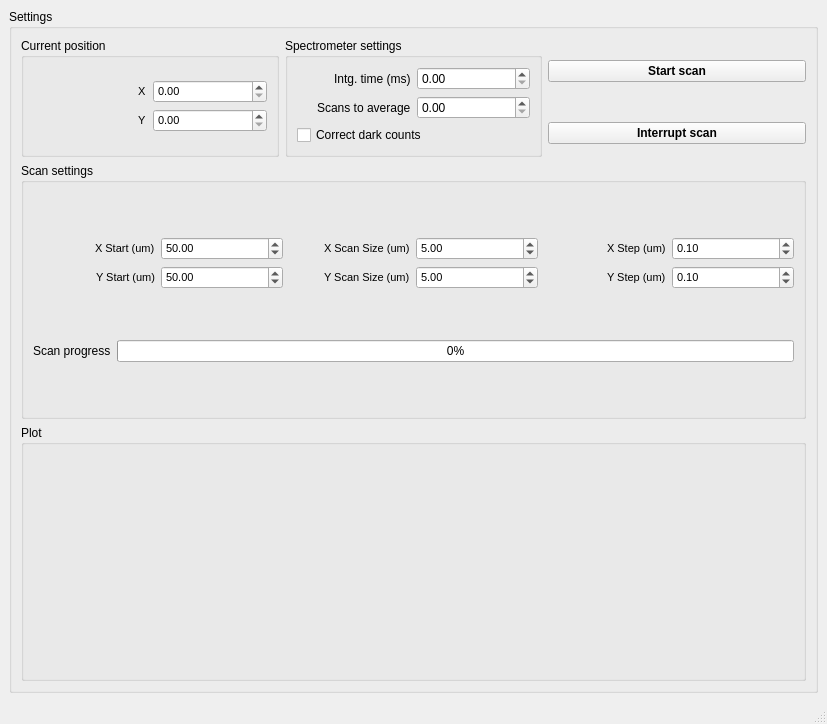
This is spec_pz.ui in SarthakJariwala/HW_PI_PiezoStage as Qt 5 draws it before an edit. The edited form follows.
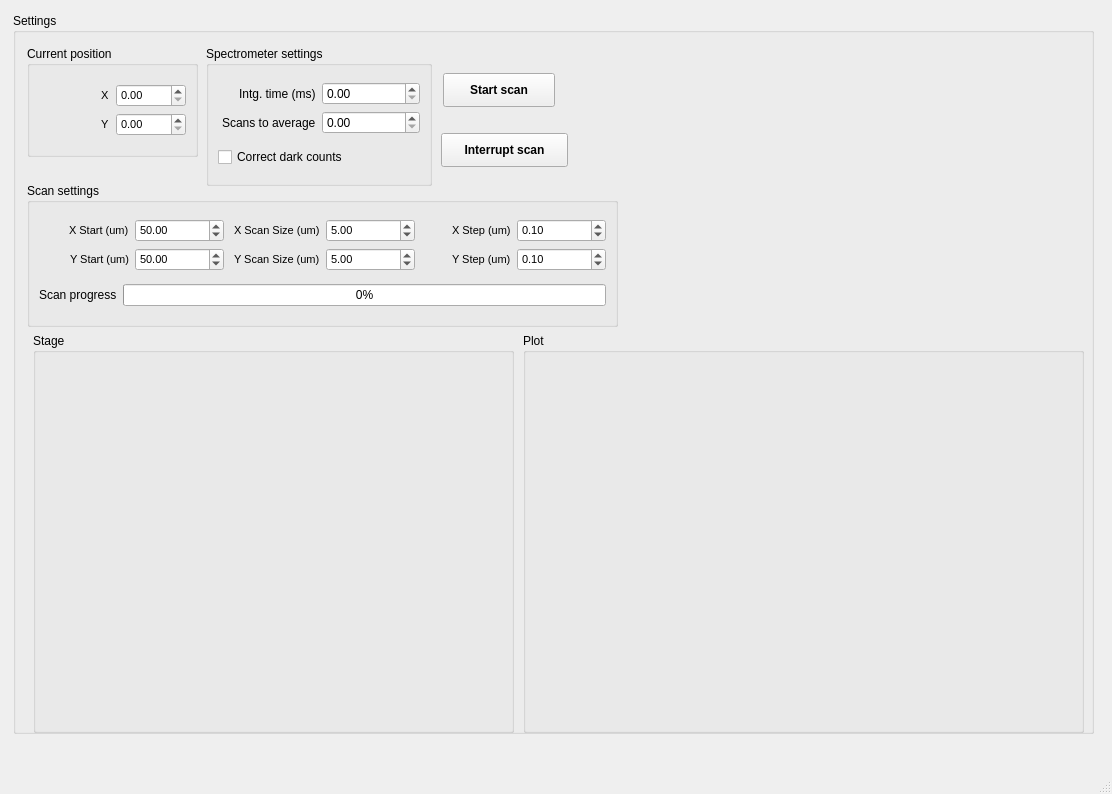
This is the edited form.

Commit message: ui update - stage view

Diff of the .ui file:
```diff
--- a/spec_pz.ui
+++ b/spec_pz.ui
@@ -6,8 +6,8 @@
    <rect>
     <x>0</x>
     <y>0</y>
-    <width>827</width>
-    <height>724</height>
+    <width>1112</width>
+    <height>794</height>
    </rect>
   </property>
   <property name="sizePolicy">
@@ -26,18 +26,30 @@
    <string>MainWindow</string>
   </property>
   <widget class="QWidget" name="centralwidget">
-   <layout class="QGridLayout" name="gridLayout_10">
-    <item row="0" column="0">
      <widget class="QGroupBox" name="groupBox">
+    <property name="geometry">
+     <rect>
+      <x>13</x>
+      <y>13</y>
+      <width>1081</width>
+      <height>721</height>
+     </rect>
+    </property>
       <property name="title">
        <string>Settings</string>
       </property>
       <property name="flat">
        <bool>true</bool>
       </property>
-      <layout class="QGridLayout" name="gridLayout">
-       <item row="0" column="0" rowspan="2">
         <widget class="QGroupBox" name="groupBox_4">
+     <property name="geometry">
+      <rect>
+       <x>14</x>
+       <y>33</y>
+       <width>171</width>
+       <height>111</height>
+      </rect>
+     </property>
          <property name="title">
           <string>Current position</string>
          </property>
@@ -90,9 +102,15 @@
           </item>
          </layout>
         </widget>
-       </item>
-       <item row="0" column="1" rowspan="2">
         <widget class="QGroupBox" name="groupBox_5">
+     <property name="geometry">
+      <rect>
+       <x>193</x>
+       <y>33</y>
+       <width>226</width>
+       <height>140</height>
+      </rect>
+     </property>
          <property name="title">
           <string>Spectrometer settings</string>
          </property>
@@ -130,9 +148,15 @@
           </item>
          </layout>
         </widget>
-       </item>
-       <item row="2" column="0" colspan="3">
         <widget class="QGroupBox" name="groupBox_6">
+     <property name="geometry">
+      <rect>
+       <x>14</x>
+       <y>170</y>
+       <width>591</width>
+       <height>144</height>
+      </rect>
+     </property>
          <property name="title">
           <string>Scan settings</string>
          </property>
@@ -310,9 +334,15 @@
           </item>
          </layout>
         </widget>
-       </item>
-       <item row="0" column="2">
         <widget class="QPushButton" name="start_scan_pushButton">
+     <property name="geometry">
+      <rect>
+       <x>430</x>
+       <y>60</y>
+       <width>112</width>
+       <height>34</height>
+      </rect>
+     </property>
          <property name="font">
           <font>
            <weight>75</weight>
@@ -323,9 +353,15 @@
           <string>Start scan</string>
          </property>
         </widget>
-       </item>
-       <item row="1" column="2">
         <widget class="QPushButton" name="interrupt_scan_pushButton">
+     <property name="geometry">
+      <rect>
+       <x>428</x>
+       <y>120</y>
+       <width>127</width>
+       <height>34</height>
+      </rect>
+     </property>
          <property name="font">
           <font>
            <weight>75</weight>
@@ -336,19 +372,35 @@
           <string>Interrupt scan</string>
          </property>
         </widget>
-       </item>
-       <item row="3" column="0" colspan="3">
         <widget class="QGroupBox" name="plot_groupBox">
+     <property name="geometry">
+      <rect>
+       <x>510</x>
+       <y>320</y>
+       <width>561</width>
+       <height>400</height>
+      </rect>
+     </property>
          <property name="title">
           <string>Plot</string>
          </property>
          <layout class="QGridLayout" name="gridLayout_4"/>
         </widget>
-       </item>
-      </layout>
-     </widget>
-    </item>
-   </layout>
+    <widget class="QGroupBox" name="stage_groupBox">
+     <property name="geometry">
+      <rect>
+       <x>20</x>
+       <y>320</y>
+       <width>481</width>
+       <height>400</height>
+      </rect>
+     </property>
+     <property name="title">
+      <string>Stage</string>
+     </property>
+     <layout class="QGridLayout" name="gridLayout_2"/>
+    </widget>
+   </widget>
   </widget>
   <widget class="QMenuBar" name="menubar">
    <property name="geometry">
```
Left out of the diff: 3 changed lines with no effect on the pictures. Lines whose indentation alone changed are shown as unchanged.
